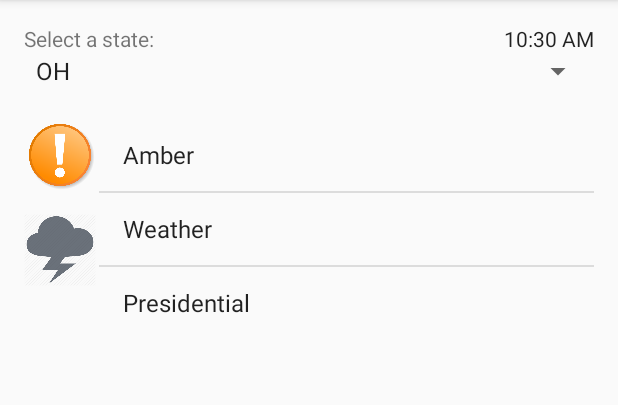
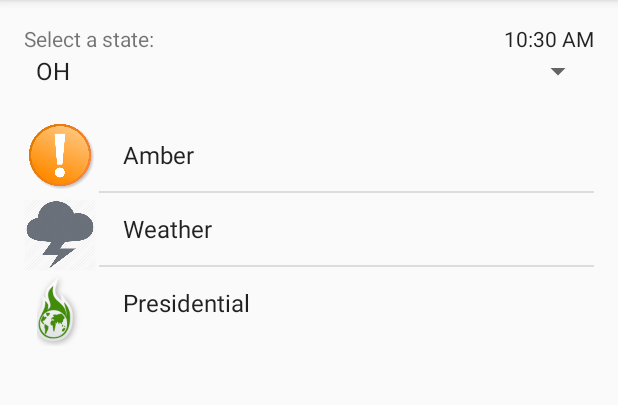
Before and after one commit to fabio-ricardo/emergency-app-android, an Android app: the screen it shows after launch (mainpage), after a tap on "OK", on a phone screen of 412 x 824 dp, the part 84-489 px from its top. Run offline under Robolectric (Android 15) with nearby library versions, the phone set to English and light mode, and no system bars.

Commit message:
Changed launch icon and added presidential alert icon

```diff
--- a/app/src/main/AndroidManifest.xml
+++ b/app/src/main/AndroidManifest.xml
@@ -9,7 +9,7 @@
 
     <application
         android:allowBackup="true"
-        android:icon="@mipmap/ic_launcher"
+        android:icon="@drawable/triangle"
         android:label="Alert Hub"
         android:supportsRtl="true"
         android:theme="@style/AppTheme" >
--- a/app/src/main/res/layout-v17/activity_mainpage.xml
+++ b/app/src/main/res/layout-v17/activity_mainpage.xml
@@ -56,6 +56,16 @@
         android:layout_below="@+id/imageView"
         android:layout_alignParentLeft="true"
         android:layout_alignParentStart="true"
-        android:layout_marginTop="15dp" />
+        android:layout_marginTop="5dp" />
+
+    <ImageView
+        android:layout_width="@android:dimen/app_icon_size"
+        android:layout_height="@android:dimen/app_icon_size"
+        android:id="@+id/imageView3"
+        android:src="@drawable/global_icon"
+        android:layout_below="@+id/imageView2"
+        android:layout_alignParentLeft="true"
+        android:layout_alignParentStart="true"
+        android:layout_marginTop="2dp" />
 
 </RelativeLayout>
```
